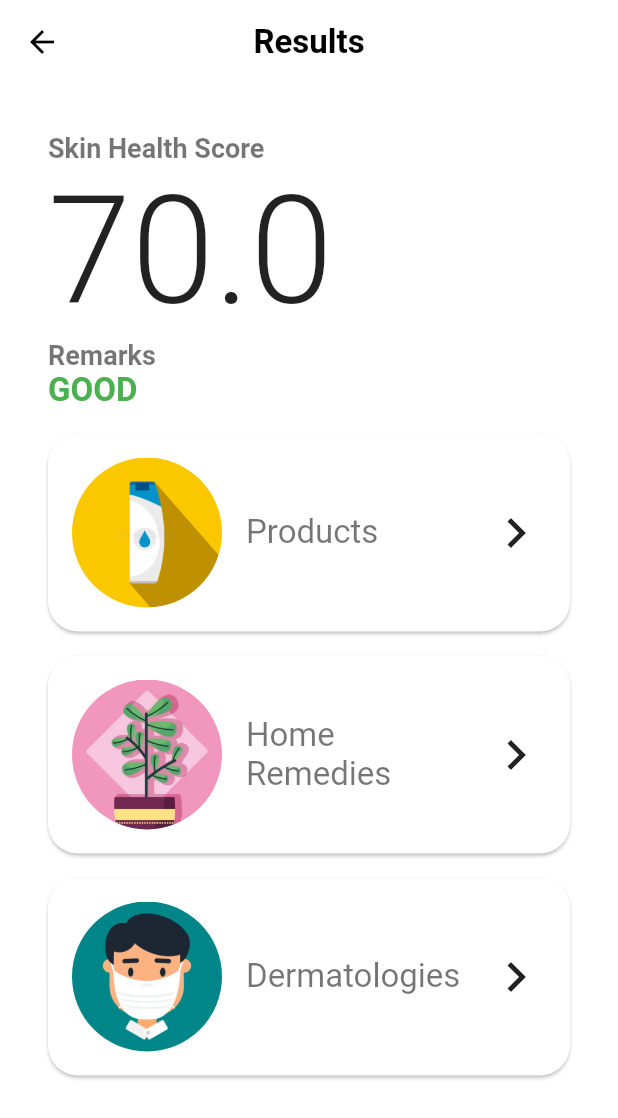
After one commit to muiz6/healthy, a Flutter app: the ResultSkinPage screen opened directly, on a phone screen of 412 x 824 dp. The commit adds this screen. Shown: the top 1118 px of the screen. Run offline on Flutter 3.47's test engine with Material 2 defaults, Android fonts, the phone set to English and light mode, and no system bars; our stand-ins replace get.

Commit message:
created selection and result page

```diff
--- a/lib/dimens.dart
+++ b/lib/dimens.dart
@@ -1,2 +1,4 @@
 const insetM = 16.0;
 const insetL = 32.0;
+
+const radiusM = 20.0;
--- /dev/null
+++ b/lib/pages/result_skin_page.dart
@@ -0,0 +1,73 @@
+import 'package:flutter/material.dart';
+
+import 'package:healthy/dimens.dart' as dimens;
+import 'package:healthy/strings.dart' as strings;
+import 'package:healthy/widgets/my_list_tile.dart';
+import 'package:healthy/widgets/view_more_tile.dart';
+
+class ResultSkinPage extends StatelessWidget {
+  @override
+  Widget build(BuildContext context) {
+    final textTheme = Theme.of(context).textTheme;
+    return Scaffold(
+      appBar: AppBar(
+        title: Text(strings.results),
+      ),
+      body: SingleChildScrollView(
+        child: Padding(
+          padding: const EdgeInsets.all(dimens.insetL),
+          child: Column(
+            children: [
+              Text(
+                strings.skinHealthScore,
+                style: textTheme.headline4,
+              ),
+              Text(
+                '70.0',
+                style: TextStyle(
+                  fontSize: 100,
+                  fontWeight: FontWeight.w300,
+                ),
+              ),
+              Text(
+                strings.remarks,
+                style: textTheme.headline4,
+              ),
+              Text(
+                'GOOD',
+                style: textTheme.headline3?.copyWith(
+                  color: Colors.green,
+                ),
+              ),
+              SizedBox(
+                height: dimens.insetM,
+              ),
+              ViewMoreTile(
+                imageAssetName: 'assets/img/product.jpg',
+                title: 'Products',
+                subtitle: 'Natural products for better health',
+              ),
+              SizedBox(
+                height: dimens.insetM,
+              ),
+              ViewMoreTile(
+                imageAssetName: 'assets/img/plant.jpg',
+                title: 'Home Remedies',
+                subtitle: 'For the DIY enthusiasts',
+              ),
+              SizedBox(
+                height: dimens.insetM,
+              ),
+              ViewMoreTile(
+                imageAssetName: 'assets/img/person.jpg',
+                title: 'Dermatologies',
+                subtitle: 'Need expert advice?',
+              ),
+            ],
+            crossAxisAlignment: CrossAxisAlignment.stretch,
+          ),
+        ),
+      ),
+    );
+  }
+}
--- a/lib/strings.dart
+++ b/lib/strings.dart
@@ -2,9 +2,16 @@ const appName = 'Healthy';
 const createYourAccount = 'Create your account';
 const dontHaveAnAccount = 'Don\'t have an account?';
 const eMail = 'E-mail';
+const hair = 'Hair';
 const haveAnAccount = 'Have an account?';
 const password = 'Password';
+const remarks = 'Remarks';
+const results = 'Results';
 const signIn = 'Sign In';
 const signUp = 'Sign Up';
+const skin = 'Skin';
+const skinHealthScore = 'Skin Health Score';
 const username = 'Username';
 const welcomeBack = 'Welcome back';
+
+const msgSelect = 'I want to examine my:';
--- a/lib/theme.dart
+++ b/lib/theme.dart
@@ -14,6 +14,21 @@ final appTheme = ThemeData.from(
       )),
     ),
   ),
+  cardTheme: CardTheme(
+    margin: EdgeInsets.zero,
+    shape: RoundedRectangleBorder(
+      borderRadius: BorderRadius.circular(dimens.radiusM),
+    ),
+  ),
+  appBarTheme: AppBarTheme(
+    centerTitle: true,
+    backgroundColor: Colors.transparent,
+    elevation: 0,
+    titleTextStyle: _textTheme.headline3?.copyWith(
+      color: _colorScheme.onBackground,
+    ),
+    foregroundColor: _colorScheme.onBackground,
+  ),
 );
 
 const _colorScheme = ColorScheme.light(
@@ -27,4 +42,8 @@ const _textTheme = TextTheme(
     fontSize: 22,
     fontWeight: FontWeight.bold,
   ),
+  headline4: TextStyle(
+    fontSize: 18,
+    fontWeight: FontWeight.bold,
+  ),
 );
--- /dev/null
+++ b/lib/widgets/view_more_tile.dart
@@ -0,0 +1,55 @@
+import 'package:flutter/material.dart';
+
+import 'package:healthy/dimens.dart' as dimens;
+
+class ViewMoreTile extends StatelessWidget {
+  String title;
+  String subtitle;
+  String imageAssetName;
+  void Function()? onClick;
+
+  ViewMoreTile({
+    required this.title,
+    required this.subtitle,
+    required this.imageAssetName,
+    this.onClick,
+  });
+
+  @override
+  Widget build(BuildContext context) {
+    return Card(
+      child: Padding(
+        child: Row(
+          children: [
+            Container(
+              height: 100,
+              width: 100,
+              decoration: BoxDecoration(
+                image: DecorationImage(
+                  image: AssetImage(imageAssetName),
+                ),
+                shape: BoxShape.circle,
+              ),
+            ),
+            SizedBox(
+              width: dimens.insetM,
+            ),
+            Expanded(
+              child: Text(
+                title,
+                style: Theme.of(context).textTheme.headline3?.copyWith(
+                      fontWeight: FontWeight.normal,
+                    ),
+              ),
+            ),
+            Icon(
+              Icons.keyboard_arrow_right,
+              size: 40,
+            ),
+          ],
+        ),
+        padding: EdgeInsets.all(dimens.insetM),
+      ),
+    );
+  }
+}
```
Also changed, not shown: lib/pages/selection_page.dart (added, +63 -0 lines), lib/widgets/my_list_tile.dart (added, +30 -0 lines), pubspec.yaml (+5 -3 lines), assets/img/person.jpg (added), assets/img/plant.jpg (added), assets/img/product.jpg (added).
